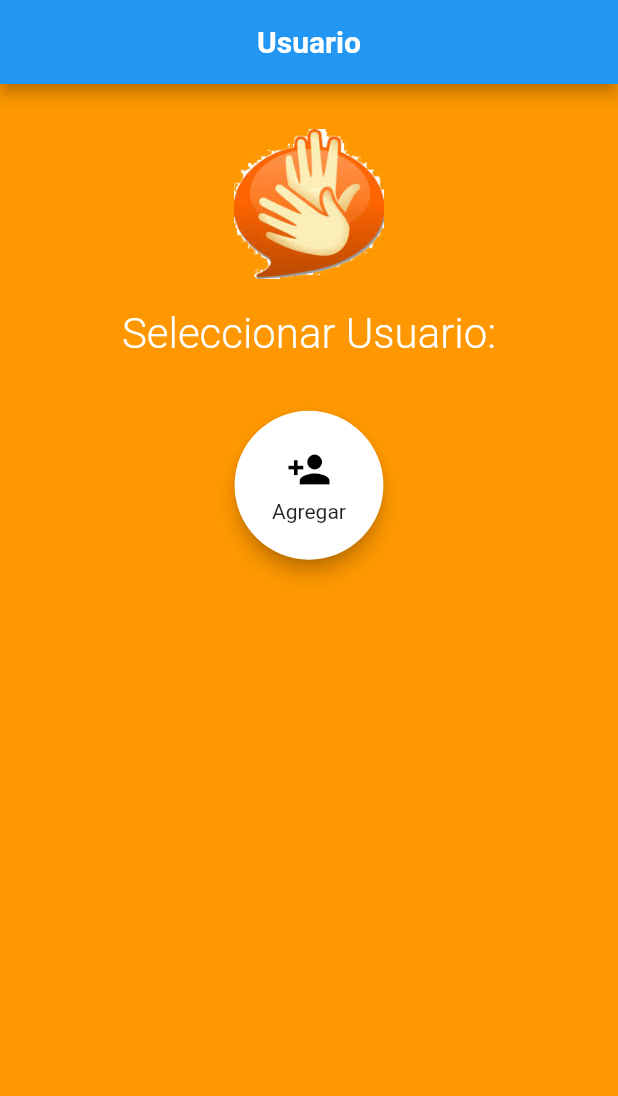
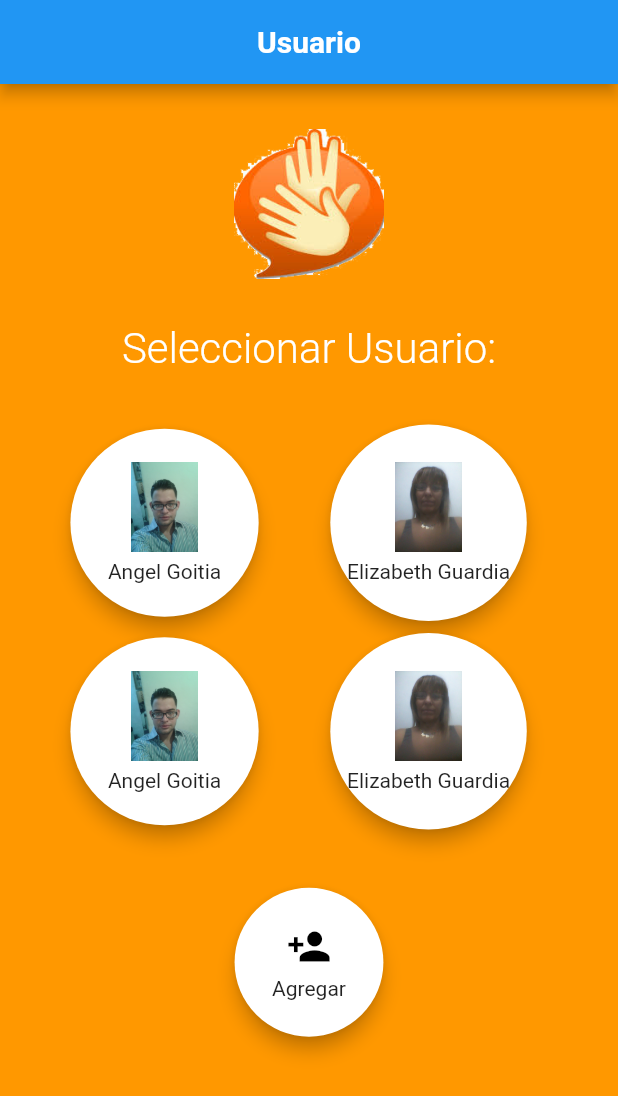
Before and after one commit to hostelix/lenguaje_de_senas_app, a Flutter app: the screen it shows after launch, after a tap on "Siguiente", on a phone screen of 412 x 824 dp. Shown: the top 1096 px of the screen. Run offline on Flutter 3.47's test engine with Material 2 defaults, Android fonts, the phone set to English and light mode, and no system bars; our stand-ins replace sqflite; accounts and stored records are empty; Roboto replaces fonts that are missing (Nunito).

```diff
--- a/lib/notification_page.dart
+++ b/lib/notification_page.dart
@@ -51,7 +51,7 @@ class _NotificationPageState extends State<NotificationPage> {
       final descripcion = Padding(
         padding: EdgeInsets.all(18.0),
         child: Text(
-          'Es una aplicación para el aprendizaje de lenguaje de señas especialmente para niños, niñas y adolecentes.',
+          'Es una aplicación para el aprendizaje de lenguaje de señas especialmente para niños, niñas y adolescentes.',
           textAlign: TextAlign.justify,
           style: TextStyle(fontSize:width/20 , color: Colors.white),
         ),
@@ -168,7 +168,7 @@ class _NotificationPageState extends State<NotificationPage> {
       final descripcion = Padding(
         padding: EdgeInsets.all(8.0),
         child: Text(
-          'Es una aplicación para el aprendizaje de lenguaje de señas especialmente para niños, niñas y adolecentes.',
+          'Es una aplicación para el aprendizaje de lenguaje de señas especialmente para niños, niñas y adolescentes.',
           textAlign: TextAlign.justify,
           style: TextStyle(fontSize:width/35 , color: Colors.white),
         ),
--- a/lib/users_page.dart
+++ b/lib/users_page.dart
@@ -8,7 +8,7 @@ class UsersPage extends StatefulWidget {
 class _UsersPageState extends State<UsersPage> {
   bool _showProgress = false;
 
-  bool _users = false;
+  bool _users = true;
 
   @override
   Widget build(BuildContext context) {
@@ -53,12 +53,12 @@ class _UsersPageState extends State<UsersPage> {
                 mainAxisAlignment: MainAxisAlignment.spaceAround,
                 children: <Widget>[
                   GestureDetector(
-                    //onTap: () => loginUser("batman"),
-                    child: batman(),
+                    //onTap: () => loginUser("user1"),
+                    child: user1(),
                   ),
                   GestureDetector(
-                    //onTap: () => loginUser("superman"),
-                    child: superman(),
+                    //onTap: () => loginUser("user2"),
+                    child: user2(),
                   ),
                 ],
               ),
@@ -66,20 +66,24 @@ class _UsersPageState extends State<UsersPage> {
                 mainAxisAlignment: MainAxisAlignment.spaceAround,
                 children: <Widget>[
                   GestureDetector(
-                    //onTap: () => loginUser("batman"),
-                    child: batman(),
+                    //onTap: () => loginUser("user1"),
+                    child: user1(),
                   ),
                   GestureDetector(
-                    //onTap: () => loginUser("superman"),
-                    child: superman(),
+                    //onTap: () => loginUser("user2"),
+                    child: user2(),
                   ),
                 ],
               ),
               SizedBox(height: 30.0),
               Row(
-                mainAxisAlignment: MainAxisAlignment.center,
+                mainAxisAlignment: MainAxisAlignment.spaceAround,
                 children: <Widget>[
-                  showProgress(),
+                  GestureDetector(
+                    onTap: () => _showDialog(),
+                    child: noUsers(),
+                  ),
+
                 ],
               ),
             ],
@@ -119,13 +123,6 @@ class _UsersPageState extends State<UsersPage> {
 
                 ],
               ),
-              SizedBox(height: 30.0),
-              Row(
-                mainAxisAlignment: MainAxisAlignment.center,
-                children: <Widget>[
-                  showProgress(),
-                ],
-              ),
             ],
           ),
         ),
@@ -154,17 +151,17 @@ class _UsersPageState extends State<UsersPage> {
   }
 
 
-  Card superman() {
+  Card user1() {
     return Card(
       child: Container(
         padding: EdgeInsets.all(25.0),
         child: Column(
           mainAxisSize: MainAxisSize.min,
           children: <Widget>[
-            userImage('assets/activity/family/logo_family.png'),
+            userImage('assets/users/angel_goitia.jpg'),
             SizedBox(height: 5.0),
             Text(
-              'Familia 1',
+              'Angel Goitia',
             ),
           ],
         ),
@@ -174,15 +171,15 @@ class _UsersPageState extends State<UsersPage> {
     );
   }
 
-  Card batman() {
+  Card user2() {
     return Card(
       child: Container(
         child: Column(
           children: <Widget>[
-            userImage('assets/activity/family/logo_family2.png'),
+            userImage('assets/users/elizabeth_guardia.jpg'),
             SizedBox(height: 5.0),
             Text(
-              'Familia 2',
+              'Elizabeth Guardia',
             ),
           ],
         ),
```
Also changed, not shown: lib/Model/user.dart (added, +7 -0 lines), lib/dataBase.dart (added, +89 -0 lines), pubspec.yaml (+5 -2 lines), assets/users/angel_goitia.jpg (added), assets/users/elizabeth_guardia.jpg (added), pubspec.lock.
